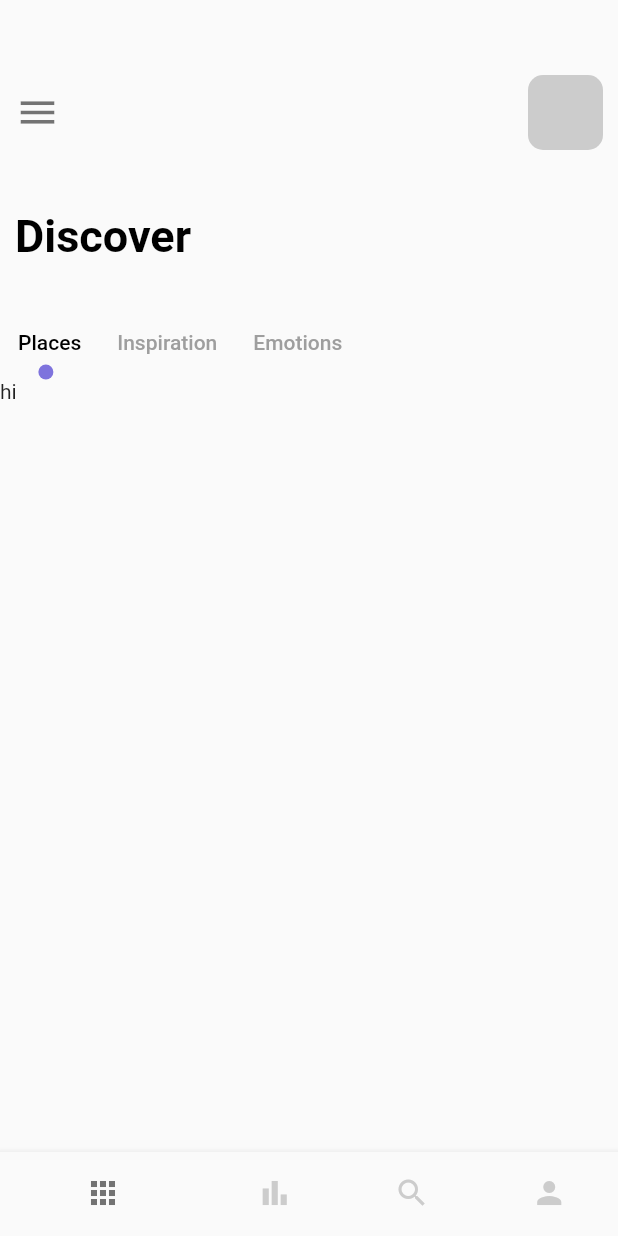
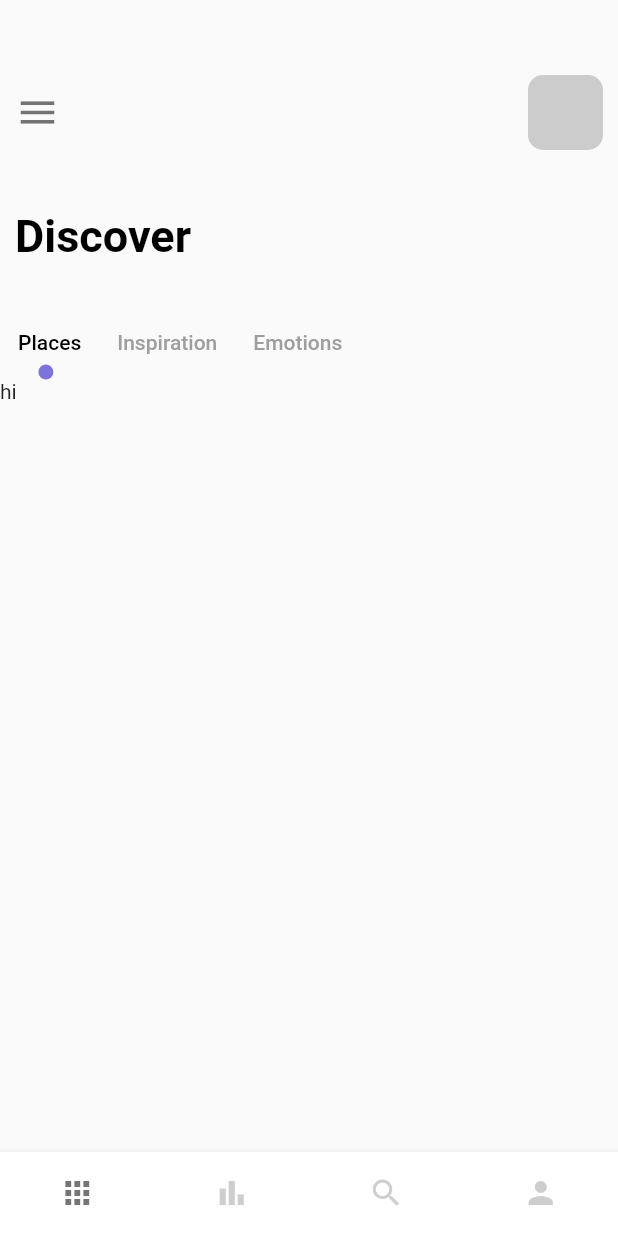
Before and after one commit to ashishu8888/Traveller, a Flutter app: the screen it shows after launch, on a phone screen of 412 x 824 dp. Run offline on Flutter 3.47's test engine with Material 2 defaults, Android fonts, the phone set to English and light mode, and no system bars.

```diff
--- a/lib/pages/naviPage/main_page.dart
+++ b/lib/pages/naviPage/main_page.dart
@@ -28,9 +28,14 @@ class _MainPageState extends State<MainPage> {
   @override
   Widget build(BuildContext context) {
     return Scaffold(
-      body: pages[0],
+      body: pages[currentindex],
+      backgroundColor: Colors.white,
       // ignore: prefer_const_literals_to_create_immutables
       bottomNavigationBar: BottomNavigationBar(
+          unselectedFontSize: 0,
+          selectedFontSize: 0,
+          type: BottomNavigationBarType.fixed,
+          backgroundColor: Colors.white,
           onTap: ontap,
           currentIndex: currentindex,
           selectedItemColor: Colors.black54,
```
